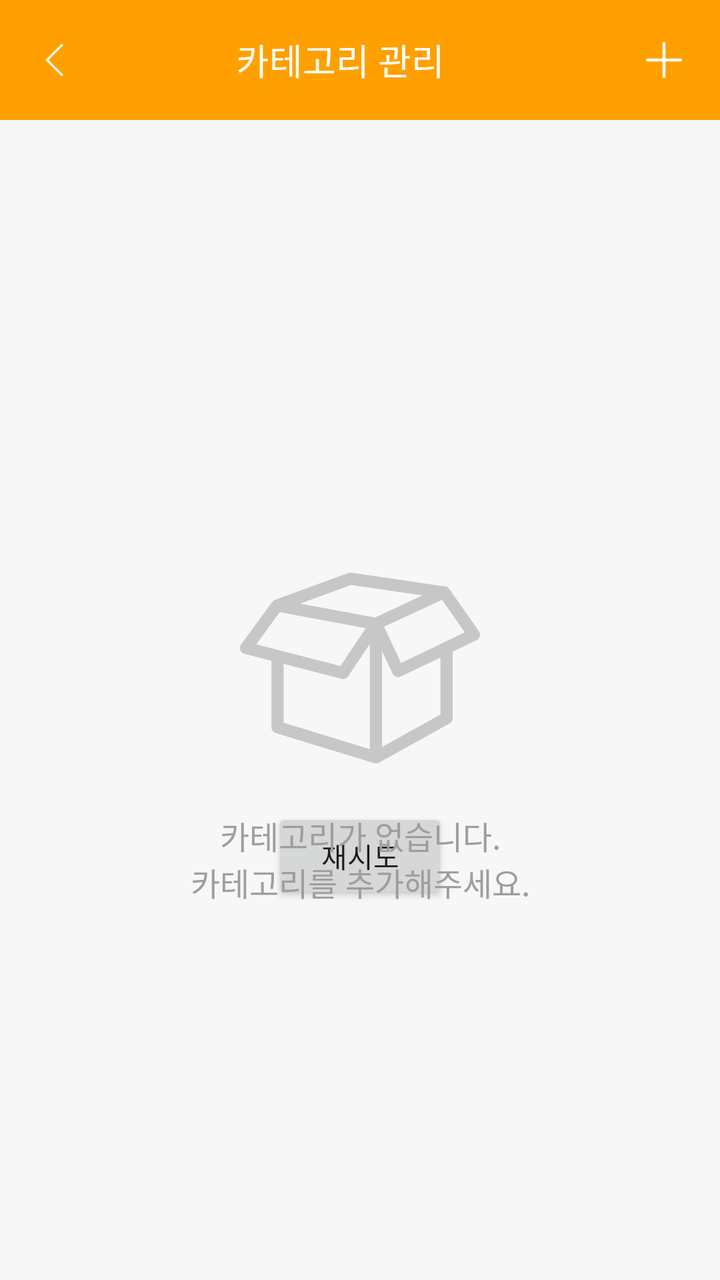
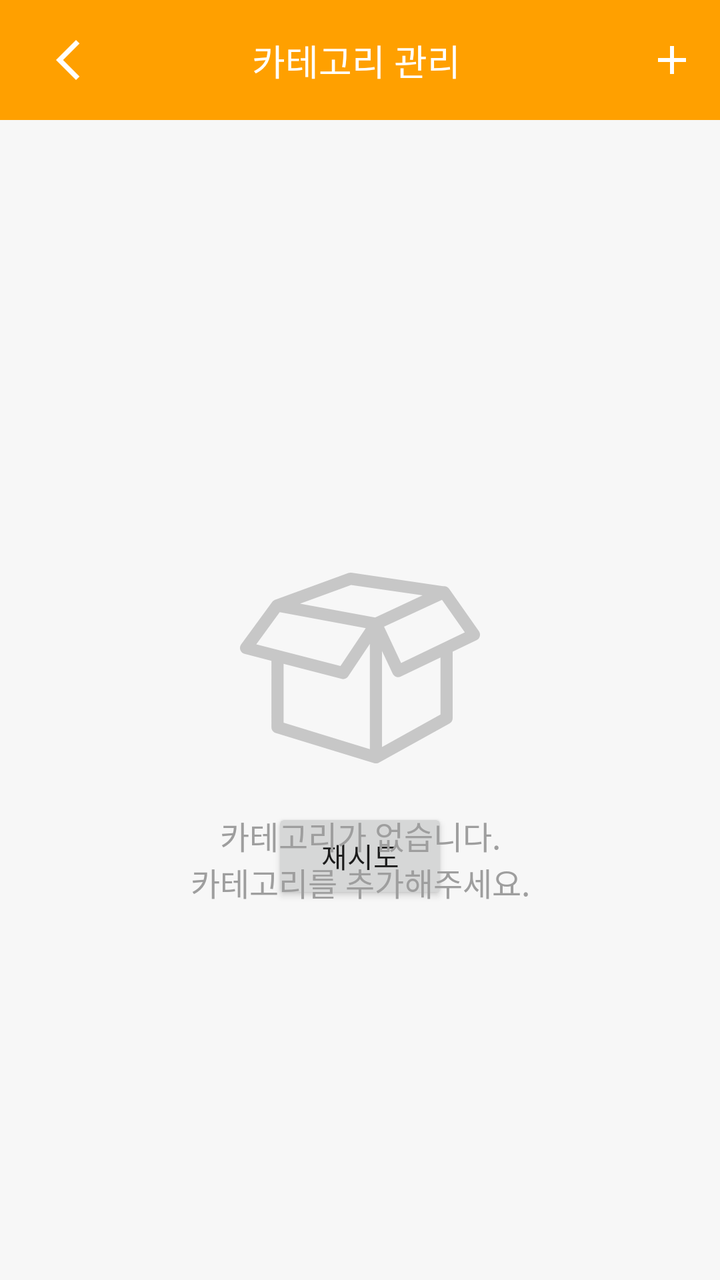

The first picture is an Android layout as it rendered before a commit; the second is the same layout after the commit. The layout source and the unified diff follow.
<!-- AndroidManifest.xml: activity theme Theme.Chipmunk.NoActionBar -->
<!-- res/layout/activity_category_manage.xml -->
<?xml version="1.0" encoding="utf-8"?>
<layout xmlns:tools="http://schemas.android.com/tools"
    xmlns:android="http://schemas.android.com/apk/res/android"
    xmlns:app="http://schemas.android.com/apk/res-auto">

    <androidx.constraintlayout.widget.ConstraintLayout
        android:id="@+id/coordinator_layout"
        android:layout_width="match_parent"
        android:layout_height="match_parent"
        android:background="@color/gray_h0_5">

        
        <com.google.android.material.appbar.AppBarLayout
            android:id="@+id/abl_category"
            android:layout_width="match_parent"
            android:layout_height="wrap_content"
            app:layout_constraintTop_toTopOf="parent">

            
            <androidx.appcompat.widget.Toolbar
                android:id="@+id/toolbar_main"
                android:layout_width="match_parent"
                android:layout_height="@dimen/md_60"
                android:background="@color/material_amber_700">

                <androidx.constraintlayout.widget.ConstraintLayout
                    android:id="@+id/cl_toolbar"
                    android:layout_width="match_parent"
                    android:layout_height="wrap_content">

                    <ImageView
                        android:id="@+id/iv_close"
                        android:layout_width="wrap_content"
                        android:layout_height="wrap_content"
                        android:src="@drawable/ic_toolbar_back"
                        app:tint="@color/white"
                        android:background="?selectableItemBackgroundBorderless"
                        app:layout_constraintBottom_toBottomOf="parent"
                        app:layout_constraintStart_toStartOf="parent"
                        app:layout_constraintTop_toTopOf="parent" />

                    <TextView
                        android:id="@+id/toolbar_title"
                        android:layout_width="match_parent"
                        android:layout_height="wrap_content"
                        android:layout_marginHorizontal="@dimen/md_18"
                        android:ellipsize="end"
                        android:paddingEnd="@dimen/md_20"
                        android:maxLines="1"
                        android:gravity="center"
                        android:textSize="@dimen/md_18"
                        android:text="@string/category_manage"
                        android:textColor="@color/white"
                        app:layout_constrainedWidth="true"
                        app:layout_constraintBottom_toBottomOf="parent"
                        app:layout_constraintStart_toEndOf="@id/iv_close"
                        app:layout_constraintEnd_toStartOf="@id/iv_add"
                        app:layout_constraintTop_toTopOf="parent" />

                    <ImageView
                        android:id="@+id/iv_add"
                        android:layout_width="wrap_content"
                        android:layout_height="wrap_content"
                        android:src="@drawable/ic_category_plus"
                        android:layout_marginEnd="@dimen/md_16"
                        app:tint="@color/white"
                        android:background="?selectableItemBackgroundBorderless"
                        app:layout_constraintEnd_toEndOf="parent"
                        app:layout_constraintBottom_toBottomOf="parent"
                        app:layout_constraintTop_toTopOf="parent" />
                </androidx.constraintlayout.widget.ConstraintLayout>
            </androidx.appcompat.widget.Toolbar>
        </com.google.android.material.appbar.AppBarLayout>

        <androidx.constraintlayout.widget.ConstraintLayout
            android:id="@+id/cl_category"
            android:layout_width="match_parent"
            android:layout_height="@dimen/md_0"
            android:fillViewport="true"
            app:layout_constraintTop_toBottomOf="@id/abl_category"
            app:layout_constraintStart_toStartOf="parent"
            app:layout_constraintEnd_toEndOf="parent"
            app:layout_constraintBottom_toBottomOf="parent" >

            <androidx.recyclerview.widget.RecyclerView
                android:id="@+id/rv_categories"
                android:layout_width="match_parent"
                android:layout_height="@dimen/md_0"
                android:overScrollMode="never"
                android:paddingTop="@dimen/md_12"
                app:layout_constraintBottom_toBottomOf="parent"
                app:layout_constraintTop_toTopOf="parent"
                app:layout_constraintStart_toStartOf="parent"
                app:layout_constraintEnd_toEndOf="parent" />

            <ProgressBar
                android:id="@+id/pb_loading_category"
                style="?android:attr/progressBarStyle"
                android:layout_width="match_parent"
                android:layout_height="wrap_content"
                android:layout_gravity="center"
                app:layout_constraintTop_toTopOf="parent"
                app:layout_constraintStart_toStartOf="parent"
                app:layout_constraintEnd_toEndOf="parent"
                app:layout_constraintBottom_toBottomOf="parent" />

            <Button
                android:id="@+id/btn_retry_category"
                android:layout_width="wrap_content"
                android:layout_height="wrap_content"
                android:layout_gravity="center"
                android:layout_marginTop="@dimen/md_30"
                android:text="@string/retry"
                app:layout_constraintTop_toBottomOf="@id/pb_loading_category"
                app:layout_constraintStart_toStartOf="parent"
                app:layout_constraintEnd_toEndOf="parent" />
        </androidx.constraintlayout.widget.ConstraintLayout>

        
        <androidx.constraintlayout.widget.ConstraintLayout
            android:id="@+id/cl_no_categories"
            android:layout_width="match_parent"
            android:layout_height="@dimen/md_0"
            app:layout_constraintTop_toBottomOf="@id/abl_category"
            app:layout_constraintStart_toStartOf="parent"
            app:layout_constraintEnd_toEndOf="parent"
            app:layout_constraintBottom_toBottomOf="parent" >

            <ImageView
                android:id="@+id/iv_no_categories"
                android:layout_width="wrap_content"
                android:layout_height="wrap_content"
                android:src="@drawable/ic_empty_categories"
                android:layout_marginBottom="@dimen/md_32"
                app:layout_constraintStart_toStartOf="parent"
                app:layout_constraintEnd_toEndOf="parent"
                app:layout_constraintBottom_toBottomOf="parent"
                app:layout_constraintTop_toTopOf="parent" />

            <TextView
                android:id="@+id/tv_no_categories"
                android:layout_width="match_parent"
                android:layout_height="wrap_content"
                style="@style/EmptyLabel"
                android:layout_marginTop="@dimen/md_12"
                android:text="@string/failed_to_load_categories"
                app:layout_constraintTop_toBottomOf="@id/iv_no_categories" />
        </androidx.constraintlayout.widget.ConstraintLayout>
    </androidx.constraintlayout.widget.ConstraintLayout>
</layout>
<!-- resources referenced by this layout -->
<resources>
  <color name="gray_h0_5">#F7F7F7</color>
  <color name="material_amber_700">#FFA000</color>
  <color name="white">#FFFFFFFF</color>
  <dimen name="md_0">0dp</dimen>
  <dimen name="md_12">12dp</dimen>
  <dimen name="md_16">16dp</dimen>
  <dimen name="md_18">18dp</dimen>
  <dimen name="md_20">20dp</dimen>
  <dimen name="md_30">30dp</dimen>
  <dimen name="md_32">32dp</dimen>
  <dimen name="md_60">60dp</dimen>
  <!-- drawable ic_category_plus (drawable) -->
  <vector xmlns:android="http://schemas.android.com/apk/res/android"
      android:width="24dp"
      android:height="24dp"
      android:viewportWidth="24"
      android:viewportHeight="24">
    <path
        android:pathData="M3,12C3,11.5858 3.3358,11.25 3.75,11.25H20.25C20.6642,11.25 21,11.5858 21,12C21,12.4142 20.6642,12.75 20.25,12.75H3.75C3.3358,12.75 3,12.4142 3,12Z"
        android:fillColor="#241E17"
        android:fillType="evenOdd"/>
    <path
        android:pathData="M12,3C12.4142,3 12.75,3.3358 12.75,3.75V20.25C12.75,20.6642 12.4142,21 12,21C11.5858,21 11.25,20.6642 11.25,20.25V3.75C11.25,3.3358 11.5858,3 12,3Z"
        android:fillColor="#241E17"
        android:fillType="evenOdd"/>
  </vector>
  <!-- drawable ic_toolbar_back (drawable) -->
  <vector xmlns:android="http://schemas.android.com/apk/res/android"
      android:width="24dp"
      android:height="24dp"
      android:viewportWidth="24"
      android:viewportHeight="24">
    <path
        android:pathData="M15.3977,4.1023C15.6174,4.3219 15.6174,4.6781 15.3977,4.8977L8.2955,12L15.3977,19.1023C15.6174,19.3219 15.6174,19.6781 15.3977,19.8977C15.1781,20.1174 14.8219,20.1174 14.6023,19.8977L7.1023,12.3977C6.8826,12.1781 6.8826,11.8219 7.1023,11.6023L14.6023,4.1023C14.8219,3.8826 15.1781,3.8826 15.3977,4.1023Z"
        android:fillColor="#241E17"
        android:fillType="evenOdd"/>
  </vector>
  <string name="category_manage">카테고리 관리</string>
  <string name="failed_to_load_categories">카테고리가 없습니다.\n카테고리를 추가해주세요.</string>
  <string name="retry">재시도</string>
  <style name="EmptyLabel">
          <item name="android:textSize">@dimen/md_16</item>
          <item name="android:textColor">@color/gray_h0_4</item>
          <item name="android:gravity">center</item>
      </style>
  <style name="Theme.Chipmunk.NoActionBar">
          <item name="windowActionBar">false</item>
          <item name="windowNoTitle">true</item>
      </style>
  <color name="gray_h0_4">#9E9E9E</color>
  <!-- unchanged entries left out for length: 1 -->
</resources>

<!-- the commit's change to res/layout/activity_category_manage.xml (unified diff, before → after) -->
@@ -26,14 +26,15 @@
                 <androidx.constraintlayout.widget.ConstraintLayout
                     android:id="@+id/cl_toolbar"
                     android:layout_width="match_parent"
-                    android:layout_height="wrap_content">
+                    android:layout_height="match_parent">
 
                     <ImageView
                         android:id="@+id/iv_close"
-                        android:layout_width="wrap_content"
-                        android:layout_height="wrap_content"
-                        android:src="@drawable/ic_toolbar_back"
-                        app:tint="@color/white"
+                        android:layout_width="@dimen/md_48"
+                        android:layout_height="@dimen/md_48"
+                        android:padding="@dimen/md_12"
+                        android:scaleType="center"
+                        android:src="@drawable/ic_arrow_back"
                         android:background="?selectableItemBackgroundBorderless"
                         app:layout_constraintBottom_toBottomOf="parent"
                         app:layout_constraintStart_toStartOf="parent"
@@ -59,11 +60,11 @@
 
                     <ImageView
                         android:id="@+id/iv_add"
-                        android:layout_width="wrap_content"
-                        android:layout_height="wrap_content"
+                        android:layout_width="@dimen/md_48"
+                        android:layout_height="@dimen/md_48"
+                        android:padding="@dimen/md_12"
+                        android:scaleType="center"
                         android:src="@drawable/ic_category_plus"
-                        android:layout_marginEnd="@dimen/md_16"
-                        app:tint="@color/white"
                         android:background="?selectableItemBackgroundBorderless"
                         app:layout_constraintEnd_toEndOf="parent"
                         app:layout_constraintBottom_toBottomOf="parent"
<!-- resource entries referenced after the edit -->
@@ -10,32 +10,28 @@
   <dimen name="md_20">20dp</dimen>
   <dimen name="md_30">30dp</dimen>
   <dimen name="md_32">32dp</dimen>
+  <dimen name="md_48">48dp</dimen>
   <dimen name="md_60">60dp</dimen>
+  <!-- drawable ic_arrow_back (drawable) -->
+  <vector xmlns:android="http://schemas.android.com/apk/res/android"
+      android:width="24dp"
+      android:height="24dp"
+      android:viewportWidth="960"
+      android:viewportHeight="960"
+      android:autoMirrored="true">
+    <path
+        android:fillColor="@android:color/white"
+        android:pathData="M400,880L0,480L400,80L471,151L142,480L471,809L400,880Z"/>
+  </vector>
   <!-- drawable ic_category_plus (drawable) -->
   <vector xmlns:android="http://schemas.android.com/apk/res/android"
       android:width="24dp"
       android:height="24dp"
-      android:viewportWidth="24"
-      android:viewportHeight="24">
+      android:viewportWidth="960"
+      android:viewportHeight="960" >
     <path
-        android:pathData="M3,12C3,11.5858 3.3358,11.25 3.75,11.25H20.25C20.6642,11.25 21,11.5858 21,12C21,12.4142 20.6642,12.75 20.25,12.75H3.75C3.3358,12.75 3,12.4142 3,12Z"
-        android:fillColor="#241E17"
-        android:fillType="evenOdd"/>
-    <path
-        android:pathData="M12,3C12.4142,3 12.75,3.3358 12.75,3.75V20.25C12.75,20.6642 12.4142,21 12,21C11.5858,21 11.25,20.6642 11.25,20.25V3.75C11.25,3.3358 11.5858,3 12,3Z"
-        android:fillColor="#241E17"
-        android:fillType="evenOdd"/>
-  </vector>
-  <!-- drawable ic_toolbar_back (drawable) -->
-  <vector xmlns:android="http://schemas.android.com/apk/res/android"
-      android:width="24dp"
-      android:height="24dp"
-      android:viewportWidth="24"
-      android:viewportHeight="24">
-    <path
-        android:pathData="M15.3977,4.1023C15.6174,4.3219 15.6174,4.6781 15.3977,4.8977L8.2955,12L15.3977,19.1023C15.6174,19.3219 15.6174,19.6781 15.3977,19.8977C15.1781,20.1174 14.8219,20.1174 14.6023,19.8977L7.1023,12.3977C6.8826,12.1781 6.8826,11.8219 7.1023,11.6023L14.6023,4.1023C14.8219,3.8826 15.1781,3.8826 15.3977,4.1023Z"
-        android:fillColor="#241E17"
-        android:fillType="evenOdd"/>
+        android:fillColor="@android:color/white"
+        android:pathData="M440,520L200,520L200,440L440,440L440,200L520,200L520,440L760,440L760,520L520,520L520,760L440,760L440,520Z"/>
   </vector>
   <string name="category_manage">카테고리 관리</string>
   <string name="failed_to_load_categories">카테고리가 없습니다.\n카테고리를 추가해주세요.</string>
